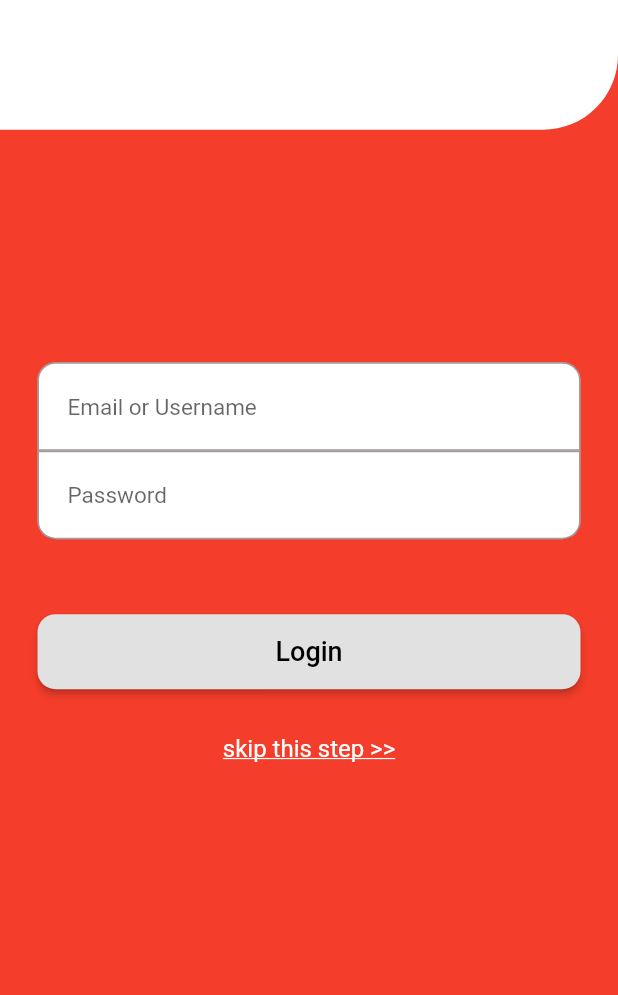
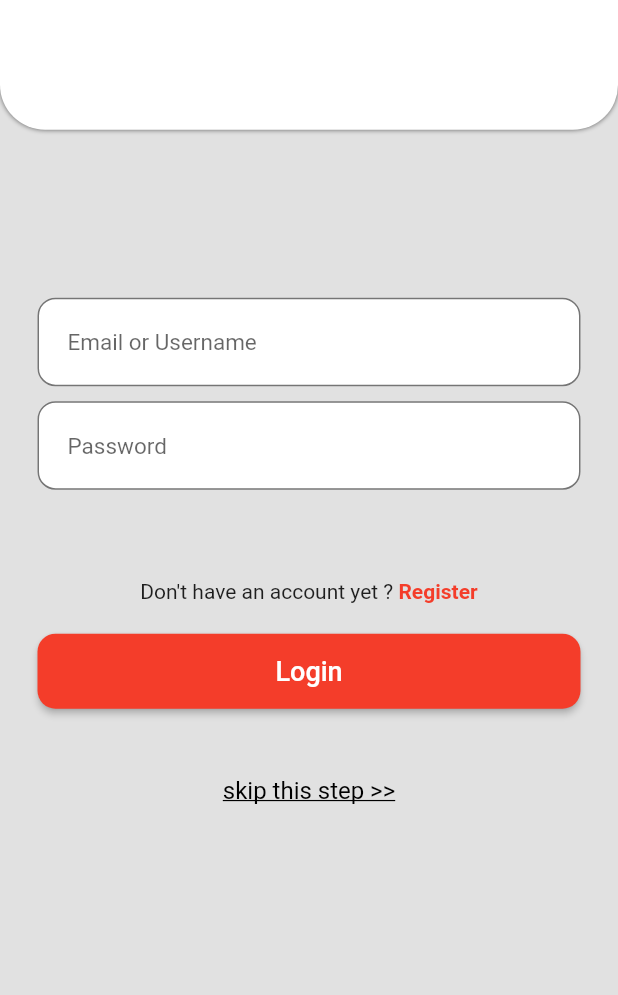
Before and after one commit to mohamedkuch/Mobile-Information-Systems, a Flutter app: the screen it shows after launch, on a phone screen of 412 x 824 dp, the part 241-1236 px from its top. Run offline on Flutter 3.47's test engine with Material 2 defaults, Android fonts, the phone set to English and light mode, and no system bars; our stand-ins replace animated_text_kit, carousel_slider, flutter_html, shared_preferences; network calls fail.

Commit message:
update style

```diff
--- a/unboxingtn/lib/login.dart
+++ b/unboxingtn/lib/login.dart
@@ -17,7 +17,7 @@ class _LoginState extends State<Login> {
   @override
   Widget build(BuildContext context) {
     return Scaffold(
-      backgroundColor: primary_Color,
+      backgroundColor: white_color,
       body: Column(
         children: [
           Container(
@@ -26,8 +26,15 @@ class _LoginState extends State<Login> {
             //   bottom: MediaQuery.of(context).size.height * 0.1,
             // ),
             decoration: BoxDecoration(
+              boxShadow: [
+                BoxShadow(
+                  color: Colors.black54,
+                  blurRadius: 2,
+                ),
+              ],
               borderRadius: BorderRadius.only(
-                bottomRight: Radius.circular(50),
+                bottomRight: Radius.circular(30),
+                bottomLeft: Radius.circular(30),
               ),
               color: Colors.white,
             ),
@@ -54,24 +61,21 @@ class _LoginState extends State<Login> {
                           color: Colors.black87,
                           width: 1,
                         ),
-                        borderRadius: BorderRadius.only(
-                          topRight: Radius.circular(12),
-                          topLeft: Radius.circular(12),
-                        ),
+                        borderRadius: BorderRadius.circular(12),
                       ),
                       enabledBorder: OutlineInputBorder(
                         borderSide: BorderSide(
-                          color: Colors.black38,
+                          color: Colors.black54,
                           width: 1.0,
                         ),
-                        borderRadius: BorderRadius.only(
-                          topRight: Radius.circular(12),
-                          topLeft: Radius.circular(12),
-                        ),
+                        borderRadius: BorderRadius.circular(12),
                       ),
                       hintText: 'Email or Username',
                       hintStyle: TextStyle(fontSize: 15),
                     ),
+                  ),
+                  Padding(
+                    padding: EdgeInsets.all(5),
                   ),
                   TextField(
                     decoration: InputDecoration(
@@ -83,33 +87,47 @@ class _LoginState extends State<Login> {
                           color: Colors.black87,
                           width: 1,
                         ),
-                        borderRadius: BorderRadius.only(
-                          bottomLeft: Radius.circular(12),
-                          bottomRight: Radius.circular(12),
-                        ),
+                        borderRadius: BorderRadius.circular(12),
                       ),
                       enabledBorder: OutlineInputBorder(
                         borderSide: BorderSide(
-                          color: Colors.black38,
+                          color: Colors.black54,
                           width: 1.0,
                         ),
-                        borderRadius: BorderRadius.only(
-                          bottomLeft: Radius.circular(12),
-                          bottomRight: Radius.circular(12),
-                        ),
+                        borderRadius: BorderRadius.circular(12),
                       ),
                       hintText: 'Password',
                       hintStyle: TextStyle(fontSize: 15),
                     ),
                   ),
                   Container(
-                    padding: EdgeInsets.only(bottom: 30, top: 50),
+                    padding: EdgeInsets.only(top: 60),
+                    child: Row(
+                      mainAxisAlignment: MainAxisAlignment.center,
+                      children: [
+                        Text(
+                          "Don't have an account yet ? ",
+                          style: TextStyle(
+                            fontSize: 14,
+                          ),
+                        ),
+                        Text(
+                          "Register",
+                          style: TextStyle(
+                            fontSize: 14,
+                            color: primary_Color,
+                            fontWeight: FontWeight.bold,
+                          ),
+                        )
+                      ],
+                    ),
+                  ),
+                  Container(
+                    padding: EdgeInsets.only(bottom: 30, top: 20),
                     decoration:
                         BoxDecoration(borderRadius: BorderRadius.circular(25)),
                     child: ElevatedButton(
                       style: ElevatedButton.styleFrom(
-                        primary: white_color,
-                        onPrimary: Colors.black,
                         minimumSize: Size(double.infinity, 50),
                         shape: new RoundedRectangleBorder(
                           borderRadius: new BorderRadius.circular(12.0),
@@ -137,11 +155,12 @@ class _LoginState extends State<Login> {
                       );
                     },
                     child: Container(
+                      padding: EdgeInsets.all(15),
                       child: Text(
                         "skip this step >>",
                         style: TextStyle(
                           decoration: TextDecoration.underline,
-                          color: Colors.white,
+                          color: Colors.black,
                           fontSize: 16,
                         ),
                       ),
```
